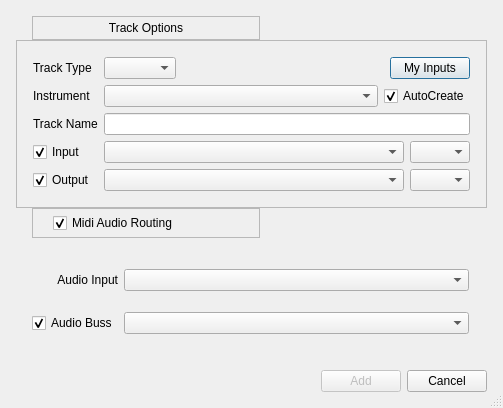
Qt form oom/widgets/createtrackbase.ui (falkTX/los) before a commit.
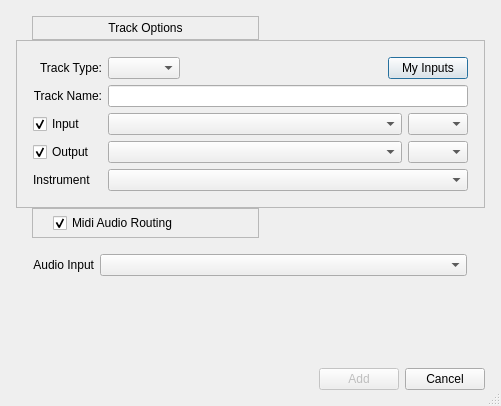
The same form after that commit.

What changed in the file:
```diff
--- a/oom/widgets/createtrackbase.ui
+++ b/oom/widgets/createtrackbase.ui
@@ -9,8 +9,8 @@
    <rect>
     <x>0</x>
     <y>0</y>
-    <width>503</width>
-    <height>408</height>
+    <width>501</width>
+    <height>406</height>
    </rect>
   </property>
   <property name="windowTitle">
@@ -120,10 +120,29 @@
       <property name="margin">
        <number>16</number>
       </property>
-      <item row="0" column="0">
-       <widget class="QLabel" name="label">
+      <item row="3" column="0">
+       <widget class="QCheckBox" name="chkInput">
+        <property name="toolTip">
+         <string>Create Input routing</string>
+        </property>
         <property name="text">
-         <string>Track Type</string>
+         <string>Input</string>
+        </property>
+        <property name="checked">
+         <bool>true</bool>
+        </property>
+       </widget>
+      </item>
+      <item row="4" column="0">
+       <widget class="QCheckBox" name="chkOutput">
+        <property name="toolTip">
+         <string>Create Output routing</string>
+        </property>
+        <property name="text">
+         <string>Output</string>
+        </property>
+        <property name="checked">
+         <bool>true</bool>
         </property>
        </widget>
       </item>
@@ -167,42 +186,70 @@
         </item>
        </layout>
       </item>
-      <item row="2" column="0">
-       <widget class="QLabel" name="lblName">
-        <property name="sizePolicy">
-         <sizepolicy hsizetype="Preferred" vsizetype="Preferred">
-          <horstretch>0</horstretch>
-          <verstretch>0</verstretch>
-         </sizepolicy>
-        </property>
-        <property name="minimumSize">
-         <size>
-          <width>0</width>
-          <height>0</height>
-         </size>
-        </property>
+      <item row="0" column="0">
+       <widget class="QLabel" name="label">
         <property name="text">
-         <string>Track Name</string>
+         <string>Track Type:</string>
+        </property>
+        <property name="alignment">
+         <set>Qt::AlignRight|Qt::AlignTrailing|Qt::AlignVCenter</set>
         </property>
        </widget>
       </item>
-      <item row="2" column="1">
+      <item row="1" column="1">
        <widget class="QLineEdit" name="txtName"/>
       </item>
-      <item row="4" column="0">
-       <widget class="QCheckBox" name="chkInput">
-        <property name="toolTip">
-         <string>Create Input routing</string>
-        </property>
-        <property name="text">
-         <string>Input</string>
-        </property>
-        <property name="checked">
-         <bool>true</bool>
-        </property>
-       </widget>
-      </item>
       <item row="4" column="1">
+       <layout class="QHBoxLayout" name="horizontalLayout_4">
+        <item>
+         <widget class="QComboBox" name="cmbOutput">
+          <property name="sizePolicy">
+           <sizepolicy hsizetype="Expanding" vsizetype="Fixed">
+            <horstretch>0</horstretch>
+            <verstretch>0</verstretch>
+           </sizepolicy>
+          </property>
+         </widget>
+        </item>
+        <item>
+         <widget class="QComboBox" name="cmbOutChannel">
+          <property name="sizePolicy">
+           <sizepolicy hsizetype="Fixed" vsizetype="Fixed">
+            <horstretch>0</horstretch>
+            <verstretch>0</verstretch>
+           </sizepolicy>
+          </property>
+          <property name="maximumSize">
+           <size>
+            <width>60</width>
+            <height>16777215</height>
+           </size>
+          </property>
+         </widget>
+        </item>
+       </layout>
+      </item>
+      <item row="5" column="1">
+       <widget class="QComboBox" name="cmbInstrument">
+        <property name="sizePolicy">
+         <sizepolicy hsizetype="Expanding" vsizetype="Fixed">
+          <horstretch>0</horstretch>
+          <verstretch>0</verstretch>
+         </sizepolicy>
+        </property>
+        <property name="insertPolicy">
+         <enum>QComboBox::InsertAlphabetically</enum>
+        </property>
+       </widget>
+      </item>
+      <item row="5" column="0">
+       <widget class="QLabel" name="lblInstrument">
+        <property name="text">
+         <string>Instrument</string>
+        </property>
+       </widget>
+      </item>
+      <item row="3" column="1">
        <layout class="QHBoxLayout" name="horizontalLayout_3">
         <item>
          <widget class="QComboBox" name="cmbInput">
@@ -235,86 +282,28 @@
         </item>
        </layout>
       </item>
-      <item row="5" column="0">
-       <widget class="QCheckBox" name="chkOutput">
-        <property name="toolTip">
-         <string>Create Output routing</string>
-        </property>
-        <property name="text">
-         <string>Output</string>
-        </property>
-        <property name="checked">
-         <bool>true</bool>
-        </property>
-       </widget>
-      </item>
-      <item row="5" column="1">
-       <layout class="QHBoxLayout" name="horizontalLayout_4">
-        <item>
-         <widget class="QComboBox" name="cmbOutput">
-          <property name="sizePolicy">
-           <sizepolicy hsizetype="Expanding" vsizetype="Fixed">
-            <horstretch>0</horstretch>
-            <verstretch>0</verstretch>
-           </sizepolicy>
-          </property>
-         </widget>
-        </item>
-        <item>
-         <widget class="QComboBox" name="cmbOutChannel">
-          <property name="sizePolicy">
-           <sizepolicy hsizetype="Fixed" vsizetype="Fixed">
-            <horstretch>0</horstretch>
-            <verstretch>0</verstretch>
-           </sizepolicy>
-          </property>
-          <property name="maximumSize">
-           <size>
-            <width>60</width>
-            <height>16777215</height>
-           </size>
-          </property>
-         </widget>
-        </item>
-       </layout>
-      </item>
       <item row="1" column="0">
-       <widget class="QLabel" name="lblInstrument">
+       <widget class="QLabel" name="lblName">
+        <property name="sizePolicy">
+         <sizepolicy hsizetype="Preferred" vsizetype="Preferred">
+          <horstretch>0</horstretch>
+          <verstretch>0</verstretch>
+         </sizepolicy>
+        </property>
+        <property name="minimumSize">
+         <size>
+          <width>0</width>
+          <height>0</height>
+         </size>
+        </property>
         <property name="text">
-         <string>Instrument</string>
+         <string>Track Name:</string>
+        </property>
+        <property name="alignment">
+         <set>Qt::AlignRight|Qt::AlignTrailing|Qt::AlignVCenter</set>
         </property>
        </widget>
       </item>
-      <item row="1" column="1">
-       <layout class="QHBoxLayout" name="horizontalLayout_2">
-        <item>
-         <widget class="QComboBox" name="cmbInstrument">
-          <property name="sizePolicy">
-           <sizepolicy hsizetype="Expanding" vsizetype="Fixed">
-            <horstretch>0</horstretch>
-            <verstretch>0</verstretch>
-           </sizepolicy>
-          </property>
-          <property name="insertPolicy">
-           <enum>QComboBox::InsertAlphabetically</enum>
-          </property>
-         </widget>
-        </item>
-        <item>
-         <widget class="QCheckBox" name="chkAutoCreate">
-          <property name="toolTip">
-           <string>Auto create MIDI Input and Audio Output ports on Instrument selection</string>
-          </property>
-          <property name="text">
-           <string>AutoCreate</string>
-          </property>
-          <property name="checked">
-           <bool>true</bool>
-          </property>
-         </widget>
-        </item>
-       </layout>
-      </item>
      </layout>
     </widget>
    </item>
@@ -440,29 +429,6 @@
         </property>
        </layout>
       </item>
-      <item row="1" column="0">
-       <widget class="QCheckBox" name="chkBuss">
-        <property name="toolTip">
-         <string>Route audio to Buss then Master</string>
-        </property>
-        <property name="text">
-         <string>Audio Buss</string>
-        </property>
-        <property name="checked">
-         <bool>true</bool>
-        </property>
-       </widget>
-      </item>
-      <item row="1" column="1">
-       <widget class="QComboBox" name="cmbBuss">
-        <property name="sizePolicy">
-         <sizepolicy hsizetype="Expanding" vsizetype="Fixed">
-          <horstretch>0</horstretch>
-          <verstretch>0</verstretch>
-         </sizepolicy>
-        </property>
-       </widget>
-      </item>
      </layout>
     </widget>
    </item>
```
